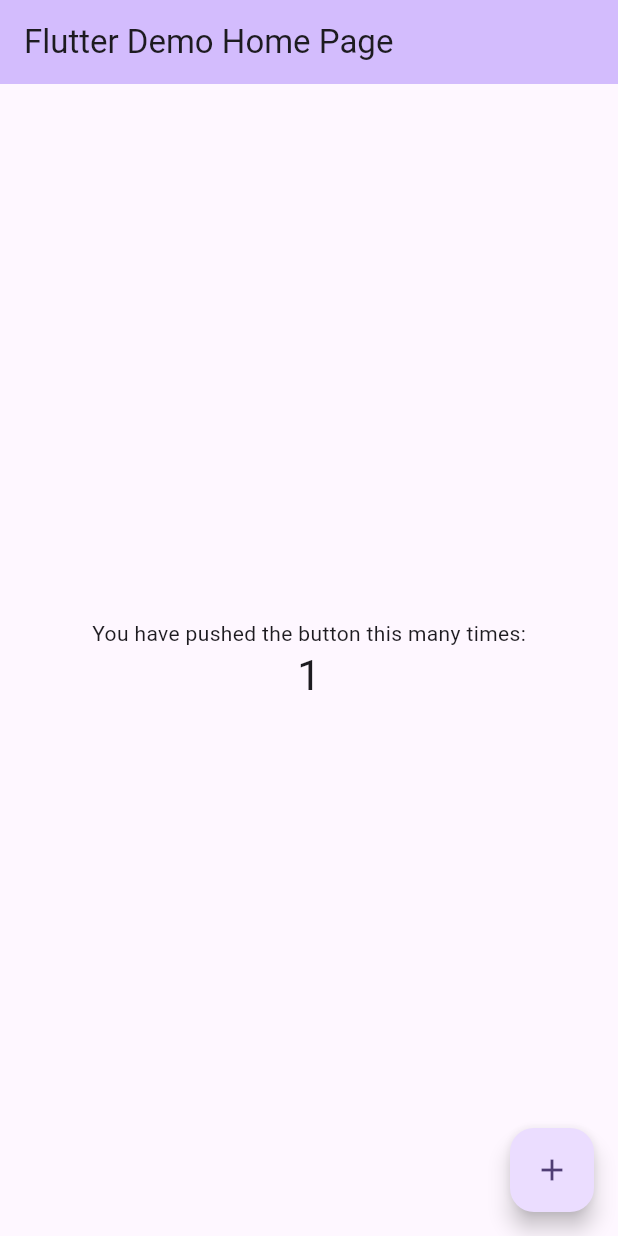
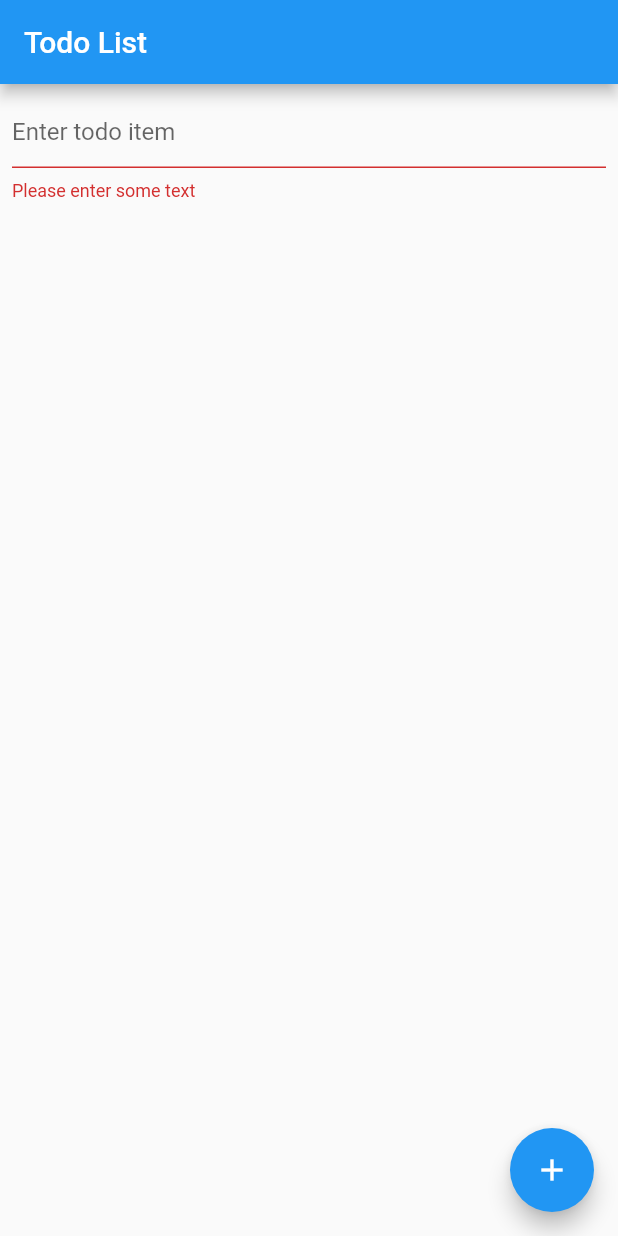
Before and after one commit to Albaraazain/todo_app, a Flutter app: the screen it shows after launch, after a tap on the "add" icon, on a phone screen of 412 x 824 dp. Run offline on Flutter 3.47's test engine with Material 2 defaults, Android fonts, the phone set to English and light mode, and no system bars; our stand-ins replace sqflite, sqflite_common_ffi; accounts and stored records are empty.

Commit message:
Updated user interface and addded static instance getter to database_helper class

```diff
--- a/lib/database_helper.dart
+++ b/lib/database_helper.dart
@@ -4,6 +4,7 @@ import 'package:sqflite_common_ffi/sqflite_ffi.dart'; // sqflite_common_ffi for
 import 'package:path_provider/path_provider.dart'; // path_provider to get directory path
 import 'dart:io';
 import 'dart:async';
+import 'package:todo_app/models/todo.dart';
 
 // Initialize the FFI loader for sqflite_common_ffi
 void sqfliteFfiInit() {
@@ -11,42 +12,43 @@ void sqfliteFfiInit() {
 }
 
 class DatabaseHelper {
-  // Singleton instance of DatabaseHelper
-  static DatabaseHelper? _databaseHelper;
-  // Singleton instance of Database
-  static Database? _database;
+  static DatabaseHelper? _databaseHelper; // Singleton DatabaseHelper
+  static Database? _database; // Singleton Database
 
-  // Define the table and column names
   String todoTable = 'todo_table';
   String colId = 'id';
   String colTitle = 'title';
   String colDescription = 'description';
 
-  // Named constructor to create instance of DatabaseHelper
-  DatabaseHelper._createInstance();
+  DatabaseHelper._createInstance(); // Named constructor to create instance of DatabaseHelper
 
-  // Factory constructor to return the singleton instance of DatabaseHelper
   factory DatabaseHelper() {
-    // If _databaseHelper is null, initialize it. Otherwise, return the existing instance.
-    _databaseHelper ??= DatabaseHelper._createInstance();
+    if (_databaseHelper == null) {
+      _databaseHelper = DatabaseHelper
+          ._createInstance(); // This is executed only once, singleton object
+    }
     return _databaseHelper!;
   }
 
-  // Getter for _database
+  // Define a getter for the singleton instance
+  static DatabaseHelper get instance {
+    if (_databaseHelper == null) {
+      _databaseHelper = DatabaseHelper._createInstance();
+    }
+    return _databaseHelper!;
+  }
+
   Future<Database> get database async {
-    // If _database is null, initialize it. Otherwise, return the existing instance.
-    _database ??= await initializeDatabase();
+    if (_database == null) {
+      _database = await initializeDatabase();
+    }
     return _database!;
   }
 
-  // Method to initialize the database
   Future<Database> initializeDatabase() async {
-    // Get the directory path to store the database
     Directory directory = await getApplicationDocumentsDirectory();
-    // Use string interpolation to compose the database path
-    String path = '${directory.path}todos.db';
+    String path = directory.path + 'todos.db';
 
-    // Open/create the database at a given path, and create the table if it doesn't exist
     var todosDatabase =
         await openDatabase(path, version: 1, onCreate: _createDb);
     return todosDatabase;
@@ -58,4 +60,57 @@ class DatabaseHelper {
     await db.execute(
         'CREATE TABLE $todoTable($colId INTEGER PRIMARY KEY AUTOINCREMENT, $colTitle TEXT, $colDescription TEXT)');
   }
+
+  // Insert a Todo object into the database
+  Future<int> insertTodo(Todo todo) async {
+    Database db = await this.database;
+    var result = await db.insert(todoTable, todo.toMap());
+    return result;
+  }
+
+// Retrieve all Todo objects from the database
+  Future<List<Map<String, dynamic>>> getTodoMapList() async {
+    Database db = await this.database;
+    var result = await db.query(todoTable);
+    return result;
+  }
+
+// Update a Todo object in the database
+  Future<int> updateTodo(Todo todo) async {
+    Database db = await this.database;
+    var result = await db.update(todoTable, todo.toMap(),
+        where: '$colId = ?', whereArgs: [todo.id]);
+    return result;
+  }
+
+// Delete a Todo object from the database
+  Future<int> deleteTodo(int id) async {
+    Database db = await this.database;
+    var result =
+        await db.rawDelete('DELETE FROM $todoTable WHERE $colId = $id');
+    return result;
+  }
+
+// Get the number of Todo objects in the database
+  Future<int> getCount() async {
+    Database db = await this.database;
+    List<Map<String, dynamic>> x =
+        await db.rawQuery('SELECT COUNT (*) from $todoTable');
+    int result = Sqflite.firstIntValue(x)!;
+    return result;
+  }
+
+// Get the 'Todo' list from the database
+  Future<List<Todo>> getTodoList() async {
+    var todoMapList = await getTodoMapList(); // Get 'Map List' from database
+    int count =
+        todoMapList.length; // Count the number of map entries in db table
+
+    List<Todo> todoList = [];
+    // For loop to create a 'Todo List' from a 'Map List'
+    for (int i = 0; i < count; i++) {
+      todoList.add(Todo.fromMap(todoMapList[i]));
+    }
+    return todoList;
+  }
 }
--- a/lib/main.dart
+++ b/lib/main.dart
@@ -1,125 +1,101 @@
 import 'package:flutter/material.dart';
+import 'database_helper.dart';
+import 'models/todo.dart';
 
 void main() {
-  runApp(const MyApp());
+  runApp(TodoApp());
 }
 
-class MyApp extends StatelessWidget {
-  const MyApp({super.key});
-
-  // This widget is the root of your application.
+class TodoApp extends StatelessWidget {
   @override
   Widget build(BuildContext context) {
     return MaterialApp(
-      title: 'Flutter Demo',
-      theme: ThemeData(
-        // This is the theme of your application.
-        //
-        // TRY THIS: Try running your application with "flutter run". You'll see
-        // the application has a blue toolbar. Then, without quitting the app,
-        // try changing the seedColor in the colorScheme below to Colors.green
-        // and then invoke "hot reload" (save your changes or press the "hot
-        // reload" button in a Flutter-supported IDE, or press "r" if you used
-        // the command line to start the app).
-        //
-        // Notice that the counter didn't reset back to zero; the application
-        // state is not lost during the reload. To reset the state, use hot
-        // restart instead.
-        //
-        // This works for code too, not just values: Most code changes can be
-        // tested with just a hot reload.
-        colorScheme: ColorScheme.fromSeed(seedColor: Colors.deepPurple),
-        useMaterial3: true,
-      ),
-      home: const MyHomePage(title: 'Flutter Demo Home Page'),
+      title: 'Todo List',
+      home: TodoList(),
     );
   }
 }
 
-class MyHomePage extends StatefulWidget {
-  const MyHomePage({super.key, required this.title});
+class TodoList extends StatefulWidget {
+  @override
+  _TodoListState createState() => _TodoListState();
+}
 
-  // This widget is the home page of your application. It is stateful, meaning
-  // that it has a State object (defined below) that contains fields that affect
-  // how it looks.
-
-  // This class is the configuration for the state. It holds the values (in this
-  // case the title) provided by the parent (in this case the App widget) and
-  // used by the build method of the State. Fields in a Widget subclass are
-  // always marked "final".
-
-  final String title;
+class _TodoListState extends State<TodoList> {
+  final _formKey = GlobalKey<FormState>();
+  final _controller = TextEditingController();
+  late List<Todo> _todoList;
 
   @override
-  State<MyHomePage> createState() => _MyHomePageState();
-}
+  void initState() {
+    super.initState();
+    _updateTodoList();
+  }
 
-class _MyHomePageState extends State<MyHomePage> {
-  int _counter = 0;
+  _updateTodoList() {
+    DatabaseHelper.instance
+        .getTodoList()
+        .then((todoList) => setState(() => _todoList = todoList));
+  }
 
-  void _incrementCounter() {
-    setState(() {
-      // This call to setState tells the Flutter framework that something has
-      // changed in this State, which causes it to rerun the build method below
-      // so that the display can reflect the updated values. If we changed
-      // _counter without calling setState(), then the build method would not be
-      // called again, and so nothing would appear to happen.
-      _counter++;
-    });
+  _addTodo() async {
+    if (_formKey.currentState!.validate()) {
+      await DatabaseHelper.instance.insertTodo(Todo(
+        id: 0,
+        title: _controller.text,
+        description: '',
+      ));
+      _controller.clear();
+      _updateTodoList();
+    }
   }
 
   @override
   Widget build(BuildContext context) {
-    // This method is rerun every time setState is called, for instance as done
-    // by the _incrementCounter method above.
-    //
-    // The Flutter framework has been optimized to make rerunning build methods
-    // fast, so that you can just rebuild anything that needs updating rather
-    // than having to individually change instances of widgets.
     return Scaffold(
-      appBar: AppBar(
-        // TRY THIS: Try changing the color here to a specific color (to
-        // Colors.amber, perhaps?) and trigger a hot reload to see the AppBar
-        // change color while the other colors stay the same.
-        backgroundColor: Theme.of(context).colorScheme.inversePrimary,
-        // Here we take the value from the MyHomePage object that was created by
-        // the App.build method, and use it to set our appbar title.
-        title: Text(widget.title),
-      ),
-      body: Center(
-        // Center is a layout widget. It takes a single child and positions it
-        // in the middle of the parent.
-        child: Column(
-          // Column is also a layout widget. It takes a list of children and
-          // arranges them vertically. By default, it sizes itself to fit its
-          // children horizontally, and tries to be as tall as its parent.
-          //
-          // Column has various properties to control how it sizes itself and
-          // how it positions its children. Here we use mainAxisAlignment to
-          // center the children vertically; the main axis here is the vertical
-          // axis because Columns are vertical (the cross axis would be
-          // horizontal).
-          //
-          // TRY THIS: Invoke "debug painting" (choose the "Toggle Debug Paint"
-          // action in the IDE, or press "p" in the console), to see the
-          // wireframe for each widget.
-          mainAxisAlignment: MainAxisAlignment.center,
-          children: <Widget>[
-            const Text(
-              'You have pushed the button this many times:',
+      appBar: AppBar(title: Text('Todo List')),
+      body: Column(
+        children: <Widget>[
+          Form(
+            key: _formKey,
+            child: Padding(
+              padding: const EdgeInsets.all(8.0),
+              child: TextFormField(
+                controller: _controller,
+                decoration: InputDecoration(hintText: 'Enter todo item'),
+                validator: (value) {
+                  if (value!.isEmpty) {
+                    return 'Please enter some text';
+                  }
+                  return null;
+                },
+              ),
             ),
-            Text(
-              '$_counter',
-              style: Theme.of(context).textTheme.headlineMedium,
+          ),
+          Expanded(
+            child: ListView.builder(
+              itemCount: _todoList.length,
+              itemBuilder: (context, index) {
+                return ListTile(
+                  title: Text(_todoList[index].title),
+                  trailing: IconButton(
+                    icon: Icon(Icons.delete),
+                    onPressed: () async {
+                      await DatabaseHelper.instance
+                          .deleteTodo(_todoList[index].id);
+                      _updateTodoList();
+                    },
+                  ),
+                );
+              },
             ),
-          ],
-        ),
+          ),
+        ],
       ),
       floatingActionButton: FloatingActionButton(
-        onPressed: _incrementCounter,
-        tooltip: 'Increment',
-        child: const Icon(Icons.add),
-      ), // This trailing comma makes auto-formatting nicer for build methods.
+        child: Icon(Icons.add),
+        onPressed: _addTodo,
+      ),
     );
   }
 }
```
Also changed, not shown: lib/models/todo.dart (renamed from lib/todo.dart).
